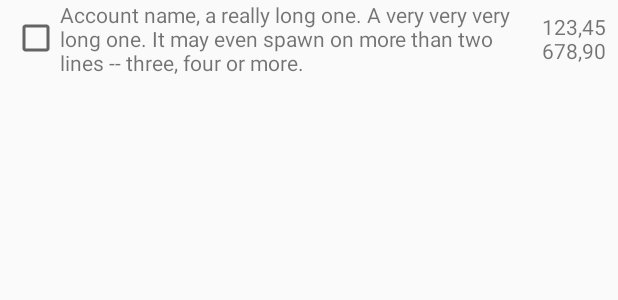
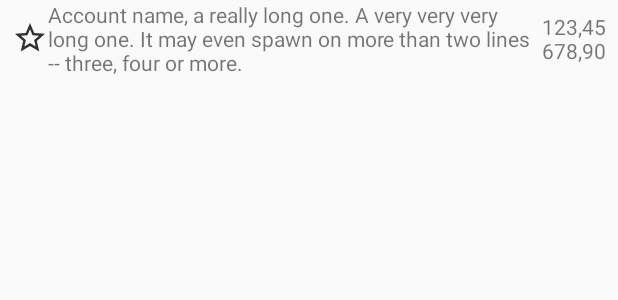
Before and after one commit to UndeRus/MoLe, an Android app: the layout account_summary_row.xml on its own in the app's theme, with its tools: preview values and no code run, on a phone screen of 412 x 824 dp. Shown: the top 300 px of the screen. Run offline under Robolectric (Android 15) with nearby library versions, the phone set to English and light mode, and no system bars; network calls fail.

Commit message:
better account starr-ing control

```diff
--- a/app/src/main/java/net/ktnx/mobileledger/SettingsActivity.java
+++ b/app/src/main/java/net/ktnx/mobileledger/SettingsActivity.java
@@ -34,6 +34,7 @@ import java.util.List;
  * API Guide</a> for more information on developing a Settings UI.
  */
 public class SettingsActivity extends AppCompatPreferenceActivity {
+    public static String PREF_KEY_SHOW_ONLY_STARRED_ACCOUNTS = "pref_show_only_starred_accounts";
 
     /**
      * A preference value change listener that updates the preference's summary
@@ -224,7 +225,6 @@ public class SettingsActivity extends AppCompatPreferenceActivity {
             // to their values. When their values change, their summaries are
             // updated to reflect the new value, per the Android Design
             // guidelines.
-//            bindPreferenceSummaryToValue(findPreference("show_hidden_accounts"));
 
         }
 
--- /dev/null
+++ b/app/src/main/res/drawable/checkbox_star_black.xml
@@ -0,0 +1,25 @@
+<?xml version="1.0" encoding="utf-8"?>
+<!--
+  ~ Copyright © 2018 Damyan Ivanov.
+  ~ This file is part of Mobile-Ledger.
+  ~ Mobile-Ledger is free software: you can distribute it and/or modify it
+  ~ under the term of the GNU General Public License as published by
+  ~ the Free Software Foundation, either version 3 of the License, or
+  ~ (at your opinion), any later version.
+  ~
+  ~ Mobile-Ledger is distributed in the hope that it will be useful,
+  ~ but WITHOUT ANY WARRANTY; without even the implied warranty of
+  ~ MERCHANTABILITY or FITNESS FOR A PARTICULAR PURPOSE. See the
+  ~ GNU General Public License terms for details.
+  ~
+  ~ You should have received a copy of the GNU General Public License
+  ~ along with Mobile-Ledger. If not, see <https://www.gnu.org/licenses/>.
+  -->
+
+<selector xmlns:android="http://schemas.android.com/apk/res/android">
+    <item android:drawable="@drawable/ic_star_border_black_24dp"
+        android:state_checked="false"/>
+    <item android:drawable="@drawable/ic_star_black_24dp"
+        android:state_checked="true"/>
+    <item android:drawable="@drawable/ic_star_border_black_24dp" />
+</selector>
--- /dev/null
+++ b/app/src/main/res/drawable/ic_star_black_24dp.xml
@@ -0,0 +1,5 @@
+<vector android:height="24dp" android:tint="#313131"
+    android:viewportHeight="24.0" android:viewportWidth="24.0"
+    android:width="24dp" xmlns:android="http://schemas.android.com/apk/res/android">
+    <path android:fillColor="#FF000000" android:pathData="M12,17.27L18.18,21l-1.64,-7.03L22,9.24l-7.19,-0.61L12,2 9.19,8.63 2,9.24l5.46,4.73L5.82,21z"/>
+</vector>
--- /dev/null
+++ b/app/src/main/res/drawable/ic_star_border_black_24dp.xml
@@ -0,0 +1,5 @@
+<vector android:height="24dp" android:tint="#313131"
+    android:viewportHeight="24.0" android:viewportWidth="24.0"
+    android:width="24dp" xmlns:android="http://schemas.android.com/apk/res/android">
+    <path android:fillColor="#FF000000" android:pathData="M22,9.24l-7.19,-0.62L12,2 9.19,8.63 2,9.24l5.46,4.73L5.82,21 12,17.27 18.18,21l-1.63,-7.03L22,9.24zM12,15.4l-3.76,2.27 1,-4.28 -3.32,-2.88 4.38,-0.38L12,6.1l1.71,4.04 4.38,0.38 -3.32,2.88 1,4.28L12,15.4z"/>
+</vector>
--- /dev/null
+++ b/app/src/main/res/drawable/ic_star_border_white_24dp.xml
@@ -0,0 +1,5 @@
+<vector android:height="24dp" android:tint="#EEEEEE"
+    android:viewportHeight="24.0" android:viewportWidth="24.0"
+    android:width="24dp" xmlns:android="http://schemas.android.com/apk/res/android">
+    <path android:fillColor="#FF000000" android:pathData="M22,9.24l-7.19,-0.62L12,2 9.19,8.63 2,9.24l5.46,4.73L5.82,21 12,17.27 18.18,21l-1.63,-7.03L22,9.24zM12,15.4l-3.76,2.27 1,-4.28 -3.32,-2.88 4.38,-0.38L12,6.1l1.71,4.04 4.38,0.38 -3.32,2.88 1,4.28L12,15.4z"/>
+</vector>
--- a/app/src/main/res/layout/account_summary_row.xml
+++ b/app/src/main/res/layout/account_summary_row.xml
@@ -16,7 +16,8 @@
     <CheckBox
         android:id="@+id/account_row_check"
         android:layout_width="wrap_content"
-        android:layout_height="match_parent" />
+        android:layout_height="match_parent"
+        android:button="@drawable/checkbox_star_black" />
 
     <TextView
         android:id="@+id/account_row_acc_name"
--- a/app/src/main/res/menu/account_summary.xml
+++ b/app/src/main/res/menu/account_summary.xml
@@ -22,4 +22,10 @@
         android:visible="false"
         android:onClick="onCancelAccSelection"
         android:icon="@drawable/ic_cancel_white_24dp" />
+    <item android:id="@+id/menu_acc_summary_confirm_selection"
+        android:title="@string/menu_acc_summary_confirm_selection_title"
+        app:showAsAction="always"
+        android:visible="false"
+        android:onClick="onConfirmAccSelection"
+        android:icon="@drawable/ic_check_white_24dp" />
 </menu>
--- a/app/src/main/res/values/strings.xml
+++ b/app/src/main/res/values/strings.xml
@@ -81,4 +81,5 @@
     <string name="pref_show_only_starred_on_summary">Only starred accounts are shown</string>
     <string name="menu_acc_summary_hide_selected_title">Hide selected accounts</string>
     <string name="menu_acc_summary_cancel_selection_title">Cancel selection</string>
+    <string name="menu_acc_summary_confirm_selection_title">Confirm selectin</string>
 </resources>
--- a/app/src/main/res/xml/pref_interface.xml
+++ b/app/src/main/res/xml/pref_interface.xml
@@ -2,9 +2,9 @@
 <PreferenceScreen xmlns:android="http://schemas.android.com/apk/res/android">
 
     <SwitchPreference
-        android:id="@+id/pref_show_hidden_accounts"
+        android:id="@+id/pref_show_only_starred_accounts"
         android:defaultValue="false"
-        android:key="show_hidden_accounts"
+        android:key="pref_show_only_starred_accounts"
         android:summaryOff="@string/pref_show_only_starred_off_summary"
         android:summaryOn="@string/pref_show_only_starred_on_summary"
         android:title="@string/menu_acc_summary_show_only_starred_title" />
```
Also changed, not shown: app/src/main/java/net/ktnx/mobileledger/AccountSummary.java (+27 -8 lines), app/src/main/java/net/ktnx/mobileledger/AccountSummaryViewModel.java (+37 -8 lines), app/src/main/java/net/ktnx/mobileledger/LedgerAccount.java (+10 -10 lines), app/src/main/res/drawable/checkbox_star_white.xml (added, +25 -0 lines).
